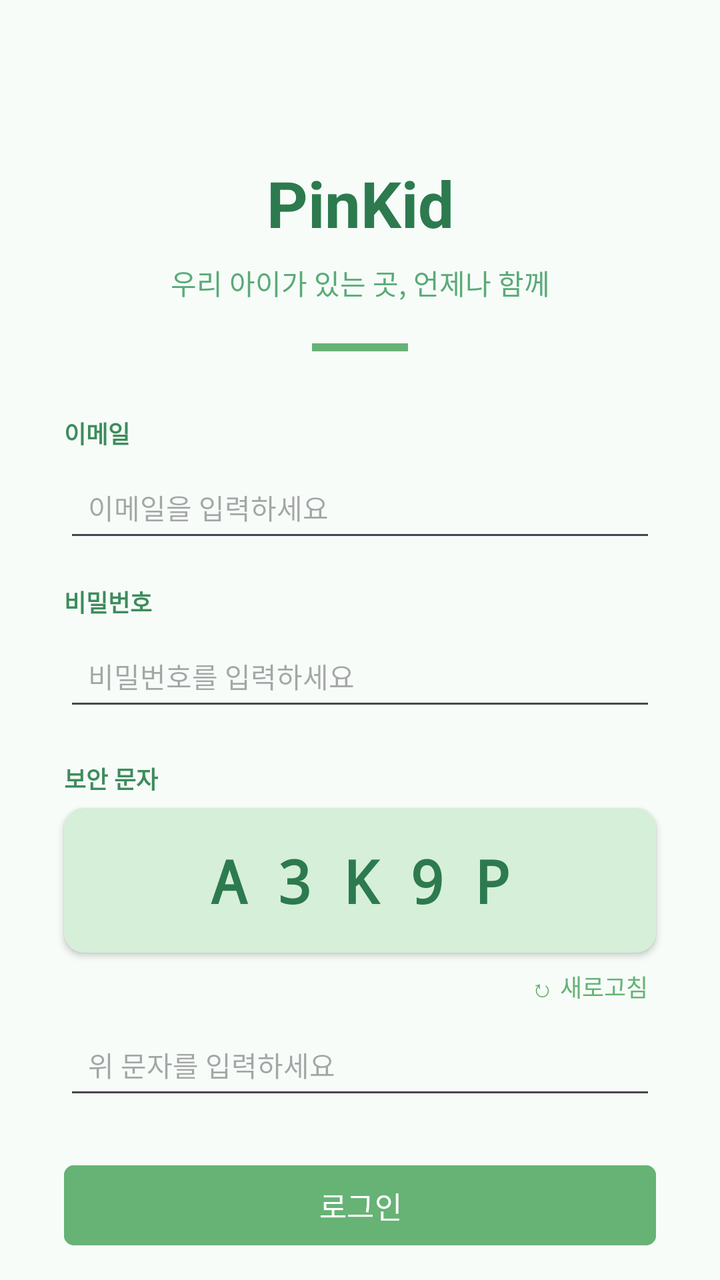
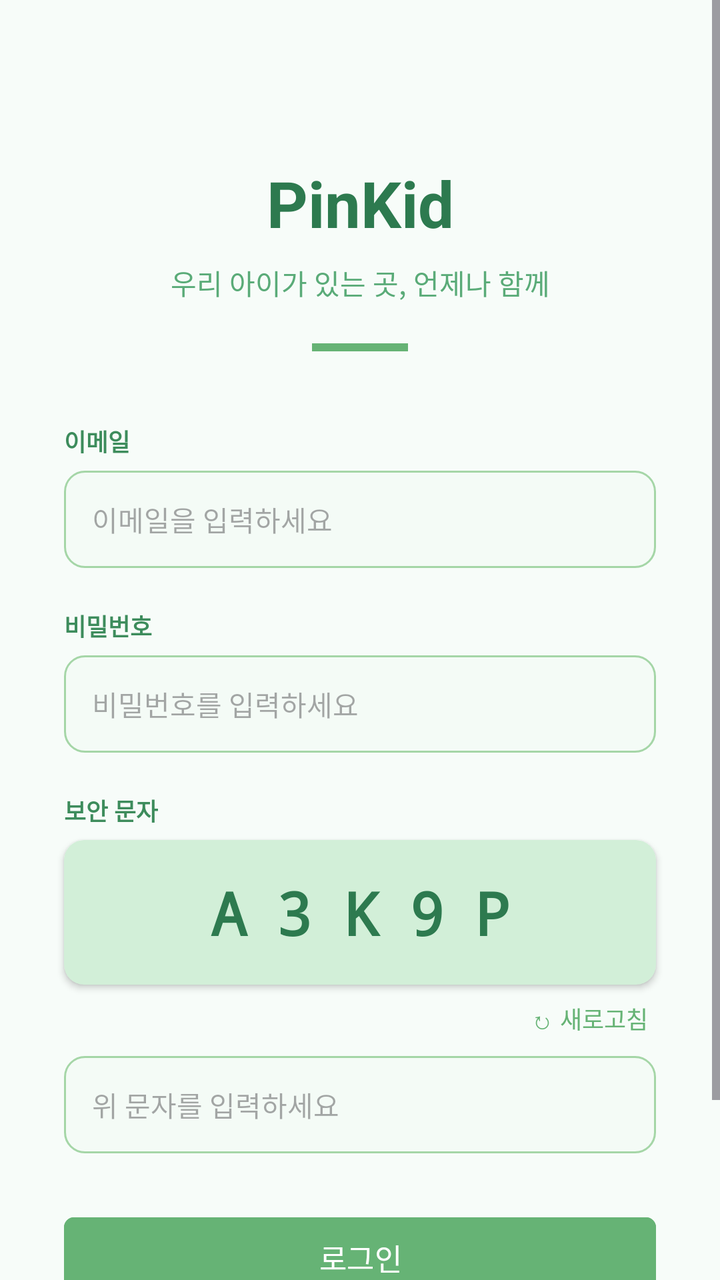

Two renders of the same Android screen: before a commit and after it. Below are the layout's source before the change and the commit's diff.
<!-- AndroidManifest.xml: application theme Theme.PinKid -->
<!-- res/layout/activity_login.xml -->
<?xml version="1.0" encoding="utf-8"?>
<androidx.constraintlayout.widget.ConstraintLayout
    xmlns:android="http://schemas.android.com/apk/res/android"
    xmlns:app="http://schemas.android.com/apk/res-auto"
    android:layout_width="match_parent"
    android:layout_height="match_parent"
    android:background="#F7FCF9">

    <TextView
        android:id="@+id/txtPinKid"
        android:layout_width="wrap_content"
        android:layout_height="wrap_content"
        android:text="PinKid"
        android:textSize="32sp"
        android:textStyle="bold"
        android:textColor="#2D7A4F"
        app:layout_constraintTop_toTopOf="parent"
        app:layout_constraintStart_toStartOf="parent"
        app:layout_constraintEnd_toEndOf="parent"
        android:layout_marginTop="80dp"/>

    <TextView
        android:id="@+id/txtSubTitle"
        android:layout_width="wrap_content"
        android:layout_height="wrap_content"
        android:text="우리 아이가 있는 곳, 언제나 함께"
        android:textSize="14sp"
        android:textColor="#5AAB78"
        app:layout_constraintTop_toBottomOf="@id/txtPinKid"
        app:layout_constraintStart_toStartOf="parent"
        app:layout_constraintEnd_toEndOf="parent"
        android:layout_marginTop="8dp"/>

    <View
        android:id="@+id/divider"
        android:layout_width="48dp"
        android:layout_height="4dp"
        android:background="#66B375"
        app:layout_constraintTop_toBottomOf="@id/txtSubTitle"
        app:layout_constraintStart_toStartOf="parent"
        app:layout_constraintEnd_toEndOf="parent"
        android:layout_marginTop="20dp"/>

    <TextView
        android:id="@+id/txtID"
        android:layout_width="0dp"
        android:layout_height="wrap_content"
        android:text="이메일"
        android:textSize="12sp"
        android:textColor="#3D8C5C"
        android:textStyle="bold"
        app:layout_constraintTop_toBottomOf="@id/divider"
        app:layout_constraintStart_toStartOf="@id/editTxtID"
        android:layout_marginTop="32dp"/>

    <EditText
        android:id="@+id/editTxtID"
        android:layout_width="0dp"
        android:layout_height="wrap_content"
        android:hint="이메일을 입력하세요"
        android:inputType="textEmailAddress"
        android:textSize="14sp"
        android:padding="12dp"
        app:layout_constraintTop_toBottomOf="@id/txtID"
        app:layout_constraintStart_toStartOf="parent"
        app:layout_constraintEnd_toEndOf="parent"
        android:layout_marginStart="32dp"
        android:layout_marginEnd="32dp"
        android:layout_marginTop="6dp"/>

    <TextView
        android:id="@+id/txtPassword"
        android:layout_width="0dp"
        android:layout_height="wrap_content"
        android:text="비밀번호"
        android:textSize="12sp"
        android:textColor="#3D8C5C"
        android:textStyle="bold"
        app:layout_constraintTop_toBottomOf="@id/editTxtID"
        app:layout_constraintStart_toStartOf="@id/editTxtPW"
        android:layout_marginTop="16dp"/>

    <EditText
        android:id="@+id/editTxtPW"
        android:layout_width="0dp"
        android:layout_height="wrap_content"
        android:hint="비밀번호를 입력하세요"
        android:inputType="textPassword"
        android:textSize="14sp"
        android:padding="12dp"
        app:layout_constraintTop_toBottomOf="@id/txtPassword"
        app:layout_constraintStart_toStartOf="parent"
        app:layout_constraintEnd_toEndOf="parent"
        android:layout_marginStart="32dp"
        android:layout_marginEnd="32dp"
        android:layout_marginTop="6dp"/>

    
    <TextView
        android:id="@+id/txtCaptchaLabel"
        android:layout_width="0dp"
        android:layout_height="wrap_content"
        android:text="보안 문자"
        android:textSize="12sp"
        android:textColor="#3D8C5C"
        android:textStyle="bold"
        app:layout_constraintTop_toBottomOf="@id/editTxtPW"
        app:layout_constraintStart_toStartOf="@id/captchaCard"
        android:layout_marginTop="20dp"/>

    
    <androidx.cardview.widget.CardView
        android:id="@+id/captchaCard"
        android:layout_width="0dp"
        android:layout_height="wrap_content"
        app:cardBackgroundColor="#D6EFD8"
        app:cardCornerRadius="10dp"
        app:cardElevation="2dp"
        app:layout_constraintTop_toBottomOf="@id/txtCaptchaLabel"
        app:layout_constraintStart_toStartOf="parent"
        app:layout_constraintEnd_toEndOf="parent"
        android:layout_marginStart="32dp"
        android:layout_marginEnd="32dp"
        android:layout_marginTop="6dp">

        <TextView
            android:id="@+id/txtCaptcha"
            android:layout_width="match_parent"
            android:layout_height="wrap_content"
            android:text="A3K9P"
            android:textSize="30sp"
            android:textStyle="bold"
            android:textColor="#2D7A4F"
            android:fontFamily="monospace"
            android:letterSpacing="0.5"
            android:gravity="center"
            android:padding="16dp"/>

    </androidx.cardview.widget.CardView>

    
    <TextView
        android:id="@+id/btnRefreshCaptcha"
        android:layout_width="wrap_content"
        android:layout_height="wrap_content"
        android:text="↻ 새로고침"
        android:textSize="12sp"
        android:textColor="#66B375"
        android:padding="4dp"
        app:layout_constraintTop_toBottomOf="@id/captchaCard"
        app:layout_constraintEnd_toEndOf="@id/captchaCard"
        android:layout_marginTop="4dp"/>

    
    <EditText
        android:id="@+id/editTxtCaptcha"
        android:layout_width="0dp"
        android:layout_height="wrap_content"
        android:hint="위 문자를 입력하세요"
        android:inputType="textCapCharacters"
        android:textSize="14sp"
        android:padding="12dp"
        app:layout_constraintTop_toBottomOf="@id/btnRefreshCaptcha"
        app:layout_constraintStart_toStartOf="parent"
        app:layout_constraintEnd_toEndOf="parent"
        android:layout_marginStart="32dp"
        android:layout_marginEnd="32dp"
        android:layout_marginTop="4dp"/>

    <Button
        android:id="@+id/btnLogin"
        android:layout_width="0dp"
        android:layout_height="48dp"
        android:text="로그인"
        android:textSize="15sp"
        android:textColor="#FFFFFF"
        android:backgroundTint="#66B375"
        app:layout_constraintTop_toBottomOf="@id/editTxtCaptcha"
        app:layout_constraintStart_toStartOf="parent"
        app:layout_constraintEnd_toEndOf="parent"
        android:layout_marginStart="32dp"
        android:layout_marginEnd="32dp"
        android:layout_marginTop="24dp"/>

    <Button
        android:id="@+id/btnSignUp"
        android:layout_width="0dp"
        android:layout_height="48dp"
        android:text="회원가입"
        android:textSize="15sp"
        android:textColor="#66B375"
        android:backgroundTint="#FFFFFF"
        app:layout_constraintTop_toBottomOf="@id/btnLogin"
        app:layout_constraintStart_toStartOf="parent"
        app:layout_constraintEnd_toEndOf="parent"
        android:layout_marginStart="32dp"
        android:layout_marginEnd="32dp"
        android:layout_marginTop="12dp"/>

</androidx.constraintlayout.widget.ConstraintLayout>
<!-- resources referenced by this layout -->
<resources>
  <style name="Theme.PinKid" parent="Base.Theme.PinKid">
          <item name="materialButtonStyle">@style/Widget.PinKid.Button</item>
      </style>
  <style name="Base.Theme.PinKid" parent="Theme.Material3.DayNight.NoActionBar">
          
          
      </style>
  <style name="Widget.PinKid.Button" parent="Widget.Material3.Button">
          <item name="cornerRadius">5dp</item>
      </style>
</resources>

<!-- the commit's change to res/layout/activity_login.xml (unified diff, before → after) -->
@@ -1,200 +1,212 @@
 <?xml version="1.0" encoding="utf-8"?>
-<androidx.constraintlayout.widget.ConstraintLayout
+<ScrollView
     xmlns:android="http://schemas.android.com/apk/res/android"
     xmlns:app="http://schemas.android.com/apk/res-auto"
     android:layout_width="match_parent"
     android:layout_height="match_parent"
-    android:background="#F7FCF9">
-
-    <TextView
-        android:id="@+id/txtPinKid"
-        android:layout_width="wrap_content"
+    android:background="#F7FCF9"
+    android:fillViewport="true">
+
+    <androidx.constraintlayout.widget.ConstraintLayout
+        android:layout_width="match_parent"
         android:layout_height="wrap_content"
-        android:text="PinKid"
-        android:textSize="32sp"
-        android:textStyle="bold"
-        android:textColor="#2D7A4F"
-        app:layout_constraintTop_toTopOf="parent"
-        app:layout_constraintStart_toStartOf="parent"
-        app:layout_constraintEnd_toEndOf="parent"
-        android:layout_marginTop="80dp"/>
-
-    <TextView
-        android:id="@+id/txtSubTitle"
-        android:layout_width="wrap_content"
-        android:layout_height="wrap_content"
-        android:text="우리 아이가 있는 곳, 언제나 함께"
-        android:textSize="14sp"
-        android:textColor="#5AAB78"
-        app:layout_constraintTop_toBottomOf="@id/txtPinKid"
-        app:layout_constraintStart_toStartOf="parent"
-        app:layout_constraintEnd_toEndOf="parent"
-        android:layout_marginTop="8dp"/>
-
-    <View
-        android:id="@+id/divider"
-        android:layout_width="48dp"
-        android:layout_height="4dp"
-        android:background="#66B375"
-        app:layout_constraintTop_toBottomOf="@id/txtSubTitle"
-        app:layout_constraintStart_toStartOf="parent"
-        app:layout_constraintEnd_toEndOf="parent"
-        android:layout_marginTop="20dp"/>
-
-    <TextView
-        android:id="@+id/txtID"
-        android:layout_width="0dp"
-        android:layout_height="wrap_content"
-        android:text="이메일"
-        android:textSize="12sp"
-        android:textColor="#3D8C5C"
-        android:textStyle="bold"
-        app:layout_constraintTop_toBottomOf="@id/divider"
-        app:layout_constraintStart_toStartOf="@id/editTxtID"
-        android:layout_marginTop="32dp"/>
-
-    <EditText
-        android:id="@+id/editTxtID"
-        android:layout_width="0dp"
-        android:layout_height="wrap_content"
-        android:hint="이메일을 입력하세요"
-        android:inputType="textEmailAddress"
-        android:textSize="14sp"
-        android:padding="12dp"
-        app:layout_constraintTop_toBottomOf="@id/txtID"
-        app:layout_constraintStart_toStartOf="parent"
-        app:layout_constraintEnd_toEndOf="parent"
-        android:layout_marginStart="32dp"
-        android:layout_marginEnd="32dp"
-        android:layout_marginTop="6dp"/>
-
-    <TextView
-        android:id="@+id/txtPassword"
-        android:layout_width="0dp"
-        android:layout_height="wrap_content"
-        android:text="비밀번호"
-        android:textSize="12sp"
-        android:textColor="#3D8C5C"
-        android:textStyle="bold"
-        app:layout_constraintTop_toBottomOf="@id/editTxtID"
-        app:layout_constraintStart_toStartOf="@id/editTxtPW"
-        android:layout_marginTop="16dp"/>
-
-    <EditText
-        android:id="@+id/editTxtPW"
-        android:layout_width="0dp"
-        android:layout_height="wrap_content"
-        android:hint="비밀번호를 입력하세요"
-        android:inputType="textPassword"
-        android:textSize="14sp"
-        android:padding="12dp"
-        app:layout_constraintTop_toBottomOf="@id/txtPassword"
-        app:layout_constraintStart_toStartOf="parent"
-        app:layout_constraintEnd_toEndOf="parent"
-        android:layout_marginStart="32dp"
-        android:layout_marginEnd="32dp"
-        android:layout_marginTop="6dp"/>
-
-    
-    <TextView
-        android:id="@+id/txtCaptchaLabel"
-        android:layout_width="0dp"
-        android:layout_height="wrap_content"
-        android:text="보안 문자"
-        android:textSize="12sp"
-        android:textColor="#3D8C5C"
-        android:textStyle="bold"
-        app:layout_constraintTop_toBottomOf="@id/editTxtPW"
-        app:layout_constraintStart_toStartOf="@id/captchaCard"
-        android:layout_marginTop="20dp"/>
-
-    
-    <androidx.cardview.widget.CardView
-        android:id="@+id/captchaCard"
-        android:layout_width="0dp"
-        android:layout_height="wrap_content"
-        app:cardBackgroundColor="#D6EFD8"
-        app:cardCornerRadius="10dp"
-        app:cardElevation="2dp"
-        app:layout_constraintTop_toBottomOf="@id/txtCaptchaLabel"
-        app:layout_constraintStart_toStartOf="parent"
-        app:layout_constraintEnd_toEndOf="parent"
-        android:layout_marginStart="32dp"
-        android:layout_marginEnd="32dp"
-        android:layout_marginTop="6dp">
-
-        <TextView
-            android:id="@+id/txtCaptcha"
-            android:layout_width="match_parent"
-            android:layout_height="wrap_content"
-            android:text="A3K9P"
-            android:textSize="30sp"
+        android:paddingBottom="40dp">
+
+        
+        <TextView
+            android:id="@+id/txtPinKid"
+            android:layout_width="wrap_content"
+            android:layout_height="wrap_content"
+            android:text="PinKid"
+            android:textSize="32sp"
             android:textStyle="bold"
             android:textColor="#2D7A4F"
-            android:fontFamily="monospace"
-            android:letterSpacing="0.5"
-            android:gravity="center"
-            android:padding="16dp"/>
-
-    </androidx.cardview.widget.CardView>
-
-    
-    <TextView
-        android:id="@+id/btnRefreshCaptcha"
-        android:layout_width="wrap_content"
-        android:layout_height="wrap_content"
-        android:text="↻ 새로고침"
-        android:textSize="12sp"
-        android:textColor="#66B375"
-        android:padding="4dp"
-        app:layout_constraintTop_toBottomOf="@id/captchaCard"
-        app:layout_constraintEnd_toEndOf="@id/captchaCard"
-        android:layout_marginTop="4dp"/>
-
-    
-    <EditText
-        android:id="@+id/editTxtCaptcha"
-        android:layout_width="0dp"
-        android:layout_height="wrap_content"
-        android:hint="위 문자를 입력하세요"
-        android:inputType="textCapCharacters"
-        android:textSize="14sp"
-        android:padding="12dp"
-        app:layout_constraintTop_toBottomOf="@id/btnRefreshCaptcha"
-        app:layout_constraintStart_toStartOf="parent"
-        app:layout_constraintEnd_toEndOf="parent"
-        android:layout_marginStart="32dp"
-        android:layout_marginEnd="32dp"
-        android:layout_marginTop="4dp"/>
-
-    <Button
-        android:id="@+id/btnLogin"
-        android:layout_width="0dp"
-        android:layout_height="48dp"
-        android:text="로그인"
-        android:textSize="15sp"
-        android:textColor="#FFFFFF"
-        android:backgroundTint="#66B375"
-        app:layout_constraintTop_toBottomOf="@id/editTxtCaptcha"
-        app:layout_constraintStart_toStartOf="parent"
-        app:layout_constraintEnd_toEndOf="parent"
-        android:layout_marginStart="32dp"
-        android:layout_marginEnd="32dp"
-        android:layout_marginTop="24dp"/>
-
-    <Button
-        android:id="@+id/btnSignUp"
-        android:layout_width="0dp"
-        android:layout_height="48dp"
-        android:text="회원가입"
-        android:textSize="15sp"
-        android:textColor="#66B375"
-        android:backgroundTint="#FFFFFF"
-        app:layout_constraintTop_toBottomOf="@id/btnLogin"
-        app:layout_constraintStart_toStartOf="parent"
-        app:layout_constraintEnd_toEndOf="parent"
-        android:layout_marginStart="32dp"
-        android:layout_marginEnd="32dp"
-        android:layout_marginTop="12dp"/>
-
-</androidx.constraintlayout.widget.ConstraintLayout>
+            app:layout_constraintTop_toTopOf="parent"
+            app:layout_constraintStart_toStartOf="parent"
+            app:layout_constraintEnd_toEndOf="parent"
+            android:layout_marginTop="80dp"/>
+
+        <TextView
+            android:id="@+id/txtSubTitle"
+            android:layout_width="wrap_content"
+            android:layout_height="wrap_content"
+            android:text="우리 아이가 있는 곳, 언제나 함께"
+            android:textSize="14sp"
+            android:textColor="#5AAB78"
+            app:layout_constraintTop_toBottomOf="@id/txtPinKid"
+            app:layout_constraintStart_toStartOf="parent"
+            app:layout_constraintEnd_toEndOf="parent"
+            android:layout_marginTop="8dp"/>
+
+        <View
+            android:id="@+id/divider"
+            android:layout_width="48dp"
+            android:layout_height="4dp"
+            android:background="#66B375"
+            app:layout_constraintTop_toBottomOf="@id/txtSubTitle"
+            app:layout_constraintStart_toStartOf="parent"
+            app:layout_constraintEnd_toEndOf="parent"
+            android:layout_marginTop="20dp"/>
+
+        
+        <TextView
+            android:id="@+id/txtID"
+            android:layout_width="0dp"
+            android:layout_height="wrap_content"
+            android:text="이메일"
+            android:textSize="12sp"
+            android:textColor="#3D8C5C"
+            android:textStyle="bold"
+            app:layout_constraintTop_toBottomOf="@id/divider"
+            app:layout_constraintStart_toStartOf="@id/editTxtID"
+            android:layout_marginTop="36dp"/>
+
+        <EditText
+            android:id="@+id/editTxtID"
+            android:layout_width="0dp"
+            android:layout_height="wrap_content"
+            android:hint="이메일을 입력하세요"
+            android:inputType="textEmailAddress"
+            android:textSize="14sp"
+            android:padding="14dp"
+            android:background="@drawable/edit_bg"
+            app:layout_constraintTop_toBottomOf="@id/txtID"
+            app:layout_constraintStart_toStartOf="parent"
+            app:layout_constraintEnd_toEndOf="parent"
+            android:layout_marginStart="32dp"
+            android:layout_marginEnd="32dp"
+            android:layout_marginTop="6dp"/>
+
+        
+        <TextView
+            android:id="@+id/txtPassword"
+            android:layout_width="0dp"
+            android:layout_height="wrap_content"
+            android:text="비밀번호"
+            android:textSize="12sp"
+            android:textColor="#3D8C5C"
+            android:textStyle="bold"
+            app:layout_constraintTop_toBottomOf="@id/editTxtID"
+            app:layout_constraintStart_toStartOf="@id/editTxtPW"
+            android:layout_marginTop="20dp"/>
+
+        <EditText
+            android:id="@+id/editTxtPW"
+            android:layout_width="0dp"
+            android:layout_height="wrap_content"
+            android:hint="비밀번호를 입력하세요"
+            android:inputType="textPassword"
+            android:textSize="14sp"
+            android:padding="14dp"
+            android:background="@drawable/edit_bg"
+            app:layout_constraintTop_toBottomOf="@id/txtPassword"
+            app:layout_constraintStart_toStartOf="parent"
+            app:layout_constraintEnd_toEndOf="parent"
+            android:layout_marginStart="32dp"
+            android:layout_marginEnd="32dp"
+            android:layout_marginTop="6dp"/>
+
+        
+        <TextView
+            android:id="@+id/txtCaptchaLabel"
+            android:layout_width="0dp"
+            android:layout_height="wrap_content"
+            android:text="보안 문자"
+            android:textSize="12sp"
+            android:textColor="#3D8C5C"
+            android:textStyle="bold"
+            app:layout_constraintTop_toBottomOf="@id/editTxtPW"
+            app:layout_constraintStart_toStartOf="@id/captchaCard"
+            android:layout_marginTop="20dp"/>
+
+        <androidx.cardview.widget.CardView
+            android:id="@+id/captchaCard"
+            android:layout_width="0dp"
+            android:layout_height="wrap_content"
+            app:cardBackgroundColor="#D2EFD8"
+            app:cardCornerRadius="10dp"
+            app:cardElevation="2dp"
+            app:layout_constraintTop_toBottomOf="@id/txtCaptchaLabel"
+            app:layout_constraintStart_toStartOf="parent"
+            app:layout_constraintEnd_toEndOf="parent"
+            android:layout_marginStart="32dp"
+            android:layout_marginEnd="32dp"
+            android:layout_marginTop="6dp">
+
+            <TextView
+                android:id="@+id/txtCaptcha"
+                android:layout_width="match_parent"
+                android:layout_height="wrap_content"
+                android:text="A3K9P"
+                android:textSize="30sp"
+                android:textStyle="bold"
+                android:textColor="#2D7A4F"
+                android:fontFamily="monospace"
+                android:letterSpacing="0.5"
+                android:gravity="center"
+                android:padding="16dp"/>
+
+        </androidx.cardview.widget.CardView>
+
+        <TextView
+            android:id="@+id/btnRefreshCaptcha"
+            android:layout_width="wrap_content"
+            android:layout_height="wrap_content"
+            android:text="↻ 새로고침"
+            android:textSize="12sp"
+            android:textColor="#66B375"
+            android:padding="4dp"
+            app:layout_constraintTop_toBottomOf="@id/captchaCard"
+            app:layout_constraintEnd_toEndOf="@id/captchaCard"
+            android:layout_marginTop="4dp"/>
+
+        <EditText
+            android:id="@+id/editTxtCaptcha"
+            android:layout_width="0dp"
+            android:layout_height="wrap_content"
+            android:hint="위 문자를 입력하세요"
+            android:inputType="textCapCharacters"
+            android:textSize="14sp"
+            android:padding="14dp"
+            android:background="@drawable/edit_bg"
+            app:layout_constraintTop_toBottomOf="@id/btnRefreshCaptcha"
+            app:layout_constraintStart_toStartOf="parent"
+            app:layout_constraintEnd_toEndOf="parent"
+            android:layout_marginStart="32dp"
+            android:layout_marginEnd="32dp"
+            android:layout_marginTop="6dp"/>
+
+        
+        <Button
+            android:id="@+id/btnLogin"
+            android:layout_width="0dp"
+            android:layout_height="48dp"
+            android:text="로그인"
+            android:textSize="15sp"
+            android:textColor="#FFFFFF"
+            android:backgroundTint="#66B375"
+            app:layout_constraintTop_toBottomOf="@id/editTxtCaptcha"
+            app:layout_constraintStart_toStartOf="parent"
+            app:layout_constraintEnd_toEndOf="parent"
+            android:layout_marginStart="32dp"
+            android:layout_marginEnd="32dp"
+            android:layout_marginTop="28dp"/>
+
+        <Button
+            android:id="@+id/btnSignUp"
+            android:layout_width="0dp"
+            android:layout_height="48dp"
+            android:text="회원가입"
+            android:textSize="15sp"
+            android:textColor="#3D8C5C"
+            android:backgroundTint="#00000000"
+            app:layout_constraintTop_toBottomOf="@id/btnLogin"
+            app:layout_constraintStart_toStartOf="parent"
+            app:layout_constraintEnd_toEndOf="parent"
+            android:layout_marginStart="32dp"
+            android:layout_marginEnd="32dp"
+            android:layout_marginTop="4dp"/>
+
+    </androidx.constraintlayout.widget.ConstraintLayout>
+
+</ScrollView>
<!-- resource entries referenced after the edit -->
@@ -1,5 +1,12 @@
 <!-- resources referenced by this layout -->
 <resources>
+  <!-- drawable edit_bg (drawable) -->
+  <?xml version="1.0" encoding="utf-8"?>
+  <shape xmlns:android="http://schemas.android.com/apk/res/android">
+      <solid android:color="#F4FBF6"/>
+      <stroke android:width="1dp" android:color="#A5D6A7"/>
+      <corners android:radius="10dp"/>
+  </shape>
   <style name="Theme.PinKid" parent="Base.Theme.PinKid">
           <item name="materialButtonStyle">@style/Widget.PinKid.Button</item>
       </style>
